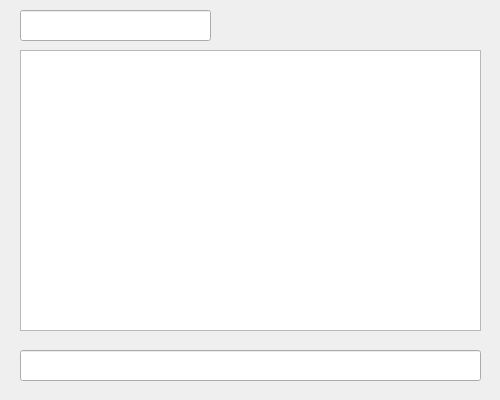
Before: the Qt Designer form Qt-chat/ChatDialog.ui in parachvte/toys, drawn with Qt 5.
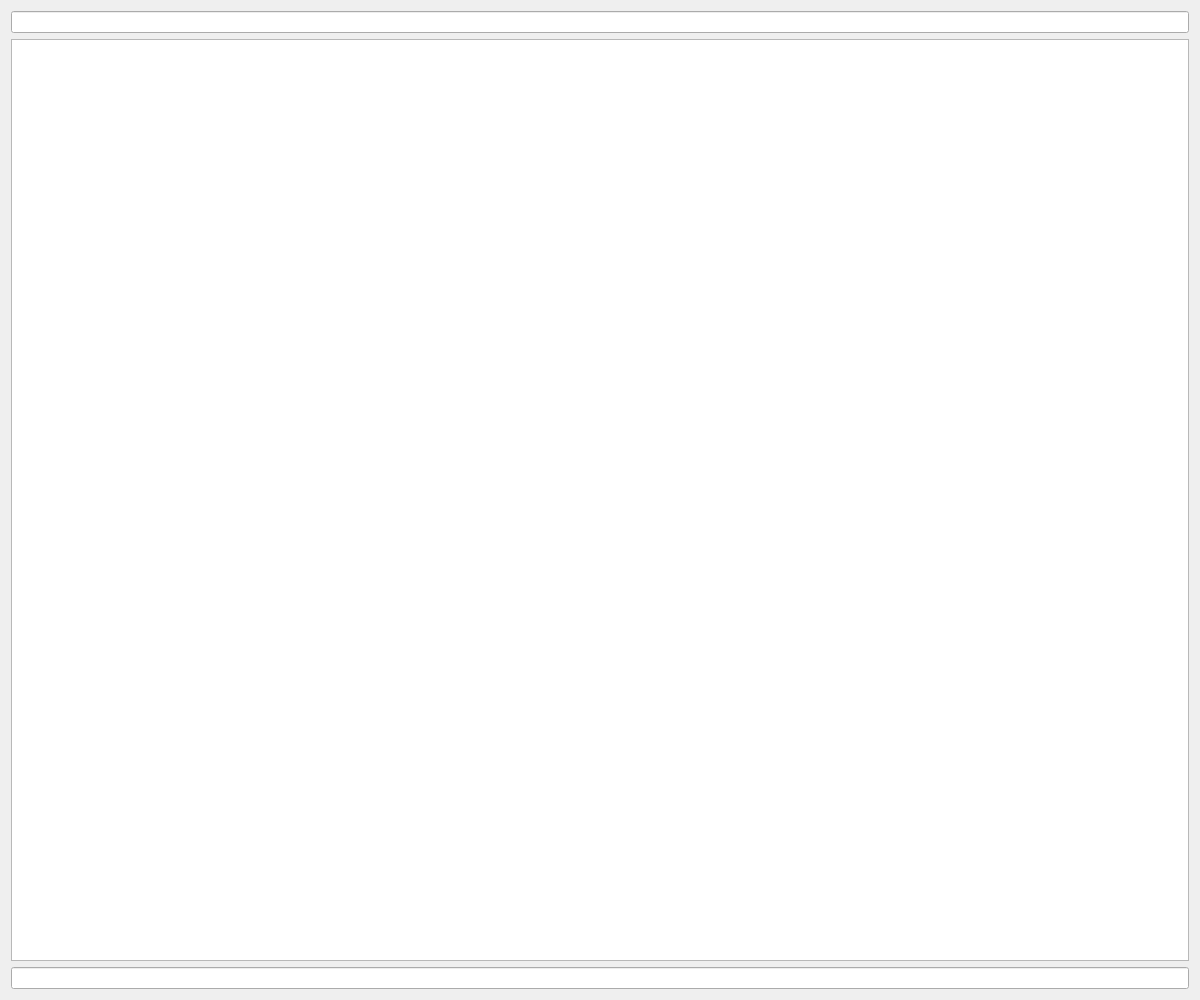
After: the same form once the commit is applied.

Commit message: [Qt-chat] it works, though ugly...

Diff of the .ui file:
```diff
--- a/Qt-chat/ChatDialog.ui
+++ b/Qt-chat/ChatDialog.ui
@@ -6,43 +6,30 @@
    <rect>
     <x>0</x>
     <y>0</y>
-    <width>500</width>
-    <height>400</height>
+    <width>1200</width>
+    <height>1000</height>
    </rect>
   </property>
+  <property name="sizePolicy">
+   <sizepolicy hsizetype="Expanding" vsizetype="Expanding">
+    <horstretch>0</horstretch>
+    <verstretch>0</verstretch>
+   </sizepolicy>
+  </property>
   <property name="windowTitle">
    <string>ChatDialog</string>
   </property>
-  <widget class="QTextEdit" name="textView">
-   <property name="geometry">
-    <rect>
-     <x>20</x>
-     <y>50</y>
-     <width>461</width>
-     <height>281</height>
-    </rect>
-   </property>
-  </widget>
-  <widget class="QLineEdit" name="messageEdit">
-   <property name="geometry">
-    <rect>
-     <x>20</x>
-     <y>350</y>
-     <width>461</width>
-     <height>31</height>
-    </rect>
-   </property>
-  </widget>
-  <widget class="QLineEdit" name="ipEdit">
-   <property name="geometry">
-    <rect>
-     <x>20</x>
-     <y>10</y>
-     <width>191</width>
-     <height>31</height>
-    </rect>
-   </property>
-  </widget>
+  <layout class="QVBoxLayout" name="verticalLayout">
+   <item>
+    <widget class="QLineEdit" name="ipEdit"/>
+   </item>
+   <item>
+    <widget class="QTextEdit" name="textView"/>
+   </item>
+   <item>
+    <widget class="QLineEdit" name="messageEdit"/>
+   </item>
+  </layout>
  </widget>
  <layoutdefault spacing="6" margin="11"/>
  <resources/>
```
Left out of the diff: 2 changed lines with no effect on the pictures. The commit also changes 7 other files.
